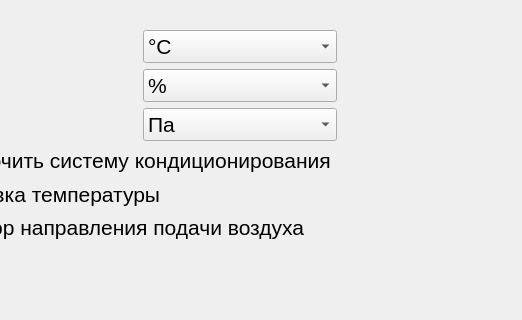
Above: mainwindow.ui from 1RagingBull1/TestTaskManagementAirConditioningSystem before the change; both pictures show x 278 to 800 and y 0 to 320 of the 800 by 600 pixel window. Below: the same form after it.
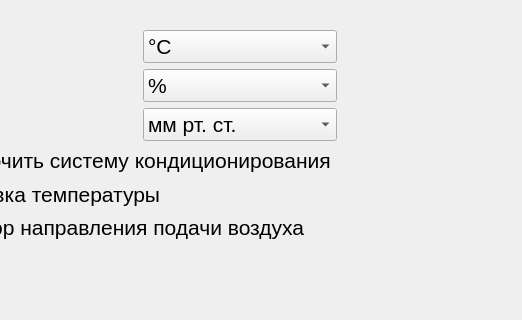
That is the form after the change.

The edit to the form file:
```diff
--- a/mainwindow.ui
+++ b/mainwindow.ui
@@ -131,7 +131,7 @@
          </property>
          <item>
           <property name="text">
-           <string>Па</string>
+           <string>мм рт. ст.</string>
           </property>
          </item>
          <item>
```
Left out of the diff: 2 changed lines with no effect on the pictures.
